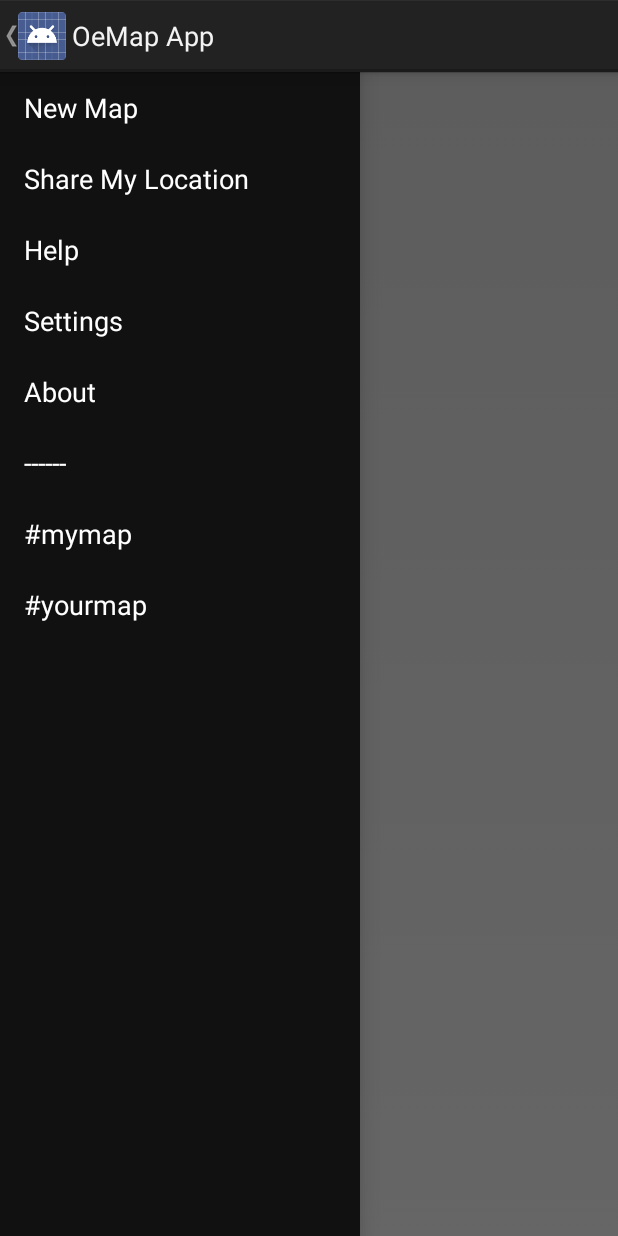
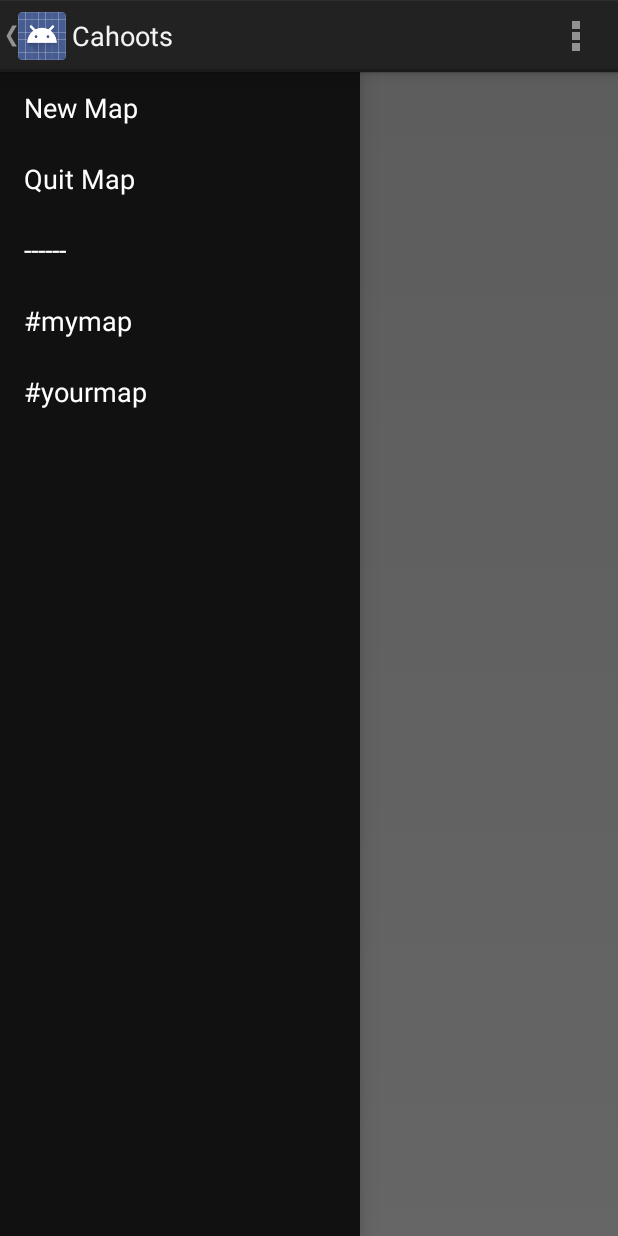
Before and after one commit to navicore/oemap, an Android app: the screen it shows after launch (OeMapActivity), with the side drawer open, on a phone screen of 412 x 824 dp. Run offline under Robolectric (Android 15) with nearby library versions, the phone set to English and light mode, and no system bars; 5 statements that could not run were skipped.

Commit message:
overflow menu

```diff
--- a/OeMap/src/main/java/com/onextent/oemap/OeMapActivity.java
+++ b/OeMap/src/main/java/com/onextent/oemap/OeMapActivity.java
@@ -6,11 +6,13 @@ import android.content.Context;
 import android.content.Intent;
 import android.content.res.Configuration;
 import android.location.Location;
+import android.net.Uri;
 import android.os.Bundle;
 import android.support.v4.app.ActionBarDrawerToggle;
 import android.support.v4.widget.DrawerLayout;
 import android.util.Log;
 import android.view.Menu;
+import android.view.MenuInflater;
 import android.view.MenuItem;
 import android.view.View;
 import android.widget.AdapterView;
@@ -115,24 +117,28 @@ public class OeMapActivity extends Activity implements LocationListener
                 .commit();
     }
 
-    private static int NEW_MAP_POS = 0;
-    private static int SHARE_POS = 1;
-    private static int HELP_POS = 2;
-    private static int SETTINGS_POS = 3;
-    private static int ABOUT_POS = 4;
-    private static int SEPARATOR_POS = 5;
+    private static final int NEW_MAP_POS = 0;
+    private static final int SHARE_POS = 1;
+    //private static final int HELP_POS = 2;
+    //private static final int SETTINGS_POS = 3;
+    //private static final int ABOUT_POS = 4;
+    //private static final int SEPARATOR_POS = 5;
+    private static final int SEPARATOR_POS = 2;
 
     /** Swaps fragments in the main content view */
     private void selectItem(int position) {
 
         //todo: sets map overlay based on selection?
-        if (position == SETTINGS_POS) {
-
-            setSettingsFrag();
-
-        } else {
-
-            setMapFrag(position);
+        switch (position) {
+            //case SETTINGS_POS:
+            //    setSettingsFrag();
+            //    break;
+            //case HELP_POS:
+            //    Intent browserIntent = new Intent(Intent.ACTION_VIEW, Uri.parse("http://www.onextent.com"));
+            //    startActivity(browserIntent);
+            //    break;
+            default:
+                setMapFrag(position);
         }
 
         // Highlight the selected item, update the title, and close the drawer
@@ -204,15 +210,20 @@ public class OeMapActivity extends Activity implements LocationListener
         getActionBar().setHomeButtonEnabled(true);
     }
 
-    /* Called whenever we call invalidateOptionsMenu() */
+    @Override
+    public boolean onCreateOptionsMenu(Menu menu) {
+        MenuInflater inflater = getMenuInflater();
+        inflater.inflate(R.menu.main, menu);
+        return true;
+    }
+
     @Override
     public boolean onPrepareOptionsMenu(Menu menu) {
         // If the nav drawer is open, hide action items related to the content view
-        boolean drawerOpen = mDrawerLayout.isDrawerOpen(mDrawerList);
+        //boolean drawerOpen = mDrawerLayout.isDrawerOpen(mDrawerList);
         //menu.findItem(R.id.action_websearch).setVisible(!drawerOpen);
         return super.onPrepareOptionsMenu(menu);
     }
-
 
     @Override
     protected void onPostCreate(Bundle savedInstanceState) {
@@ -235,6 +246,17 @@ public class OeMapActivity extends Activity implements LocationListener
             return true;
         }
         // Handle your other action bar items...
+        switch (item.getItemId()) {
+            case R.id.action_help:
+                Intent browserIntent = new Intent(Intent.ACTION_VIEW, Uri.parse("http://www.onextent.com"));
+                startActivity(browserIntent);
+                break;
+            case R.id.action_settings:
+                setSettingsFrag();
+                break;
+            case R.id.action_about:
+            default:
+        }
 
         return super.onOptionsItemSelected(item);
     }
--- a/OeMap/src/main/res/layout/fragment_map.xml
+++ /dev/null
@@ -1,6 +0,0 @@
-<?xml version="1.0" encoding="utf-8"?>
-<fragment xmlns:android="http://schemas.android.com/apk/res/android"
-          android:id="@+id/map"
-          android:layout_width="match_parent"
-          android:layout_height="match_parent"
-          android:name="com.google.android.gms.maps.MapFragment"/>
--- a/OeMap/src/main/res/menu/main.xml
+++ b/OeMap/src/main/res/menu/main.xml
@@ -1,6 +1,14 @@
 <menu xmlns:android="http://schemas.android.com/apk/res/android">
     <item android:id="@+id/action_settings"
         android:title="@string/action_settings"
-        android:orderInCategory="100"
-        android:showAsAction="never" />
+        android:showAsAction="never|withText"
+    />
+    <item android:id="@+id/action_help"
+          android:title="@string/action_help"
+          android:showAsAction="never|withText"
+    />
+    <item android:id="@+id/action_about"
+          android:title="@string/action_about"
+          android:showAsAction="never|withText"
+    />
 </menu>
--- a/OeMap/src/main/res/values/strings.xml
+++ b/OeMap/src/main/res/values/strings.xml
@@ -1,24 +1,22 @@
 <?xml version="1.0" encoding="utf-8"?>
 <resources>
 
-    <string name="app_name">OeMap App</string>
+    <string name="app_name">Cahoots</string>
     <string name="drawer_title">Choose</string>
-    <string name="action_settings">Settings</string>
     <string name="hello_world">Hello world!</string>
     <string name="drawer_open">Open!</string>
     <string name="drawer_close">Closed!</string>
 
     <string-array name="menu_names_array">
         <item>New Map</item>
-        <item>Share My Location</item>
-        <item>Help</item>
-        <item>Settings</item>
-        <item>About</item>
+        <item>Quit Map</item>
         <item>------</item>
         <item>#mymap</item>
         <item>#yourmap</item>
     </string-array>
-    <string name="action_websearch">Web search</string>
+    <string name="action_settings">Settings</string>
+    <string name="action_about">About</string>
+    <string name="action_help">Help</string>
     <string name="app_not_available">Sorry, there\'s no web browser available</string>
     <string name="pref_server">OeMap Server</string>
     <string name="pref_server_summ">OeMap Server Network Address</string>
```
